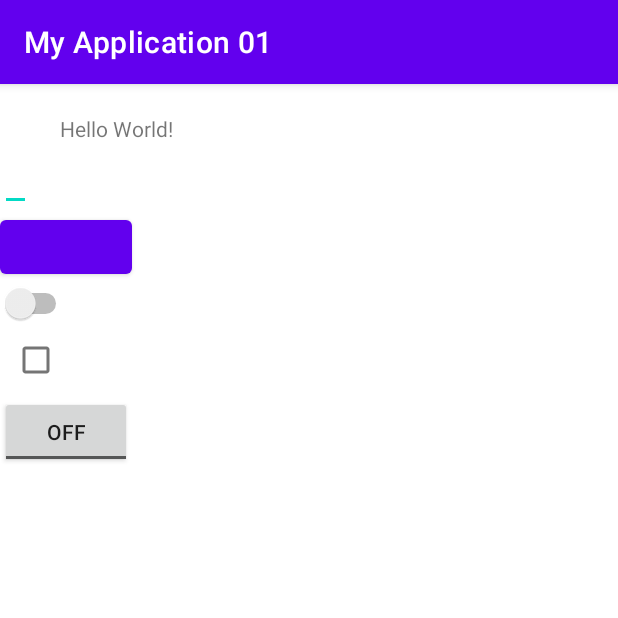
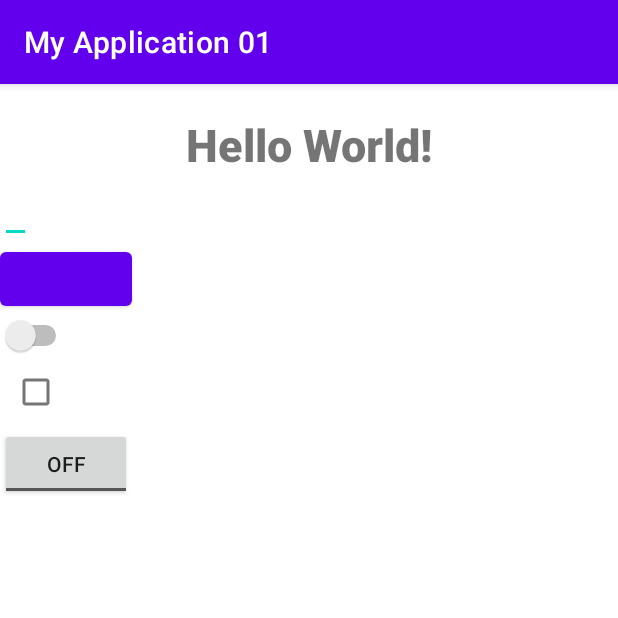
Before and after one commit to Navara91/HomeWorkRepo, an Android app: the screen it shows after launch (MainActivity), on a phone screen of 412 x 824 dp, the top half of it. Run offline under Robolectric (Android 15) with nearby library versions, the phone set to English and light mode, and no system bars.

Commit message:
textView подукрасил немного

```diff
--- a/app/src/main/res/layout/activity_main.xml
+++ b/app/src/main/res/layout/activity_main.xml
@@ -10,6 +10,9 @@
         android:layout_width="match_parent"
         android:layout_height="wrap_content"
         android:text="Hello World!"
+        android:textSize="30sp"
+        android:gravity="center"
+        android:fontFamily="sans-serif-black"
         android:layout_marginTop="20dp"
         android:layout_marginLeft="40dp"
         android:layout_marginRight="40dp"
```
